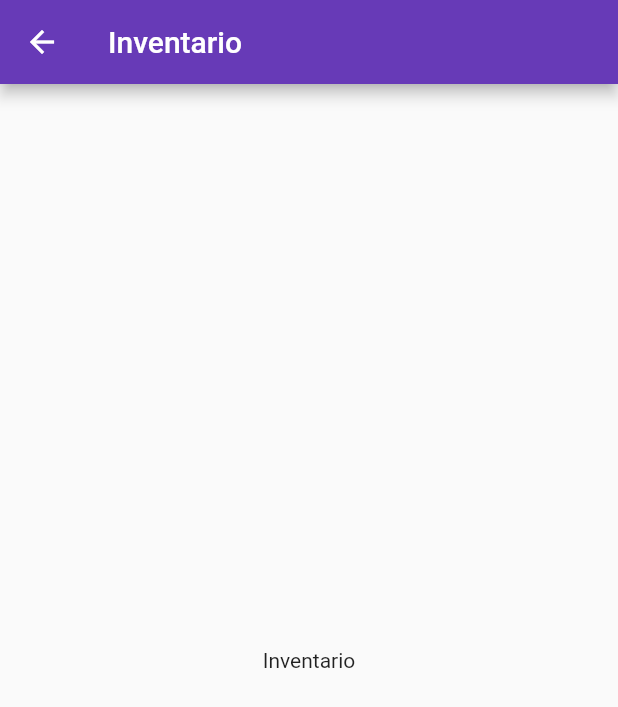
After one commit to Chucklagos/worship_planning_mobile_app, a Flutter app: the Inventario screen opened directly, on a phone screen of 412 x 824 dp. The commit adds this screen. Shown: the top 707 px of the screen. Run offline on Flutter 3.47's test engine with Material 2 defaults, Android fonts, the phone set to English and light mode, and no system bars.

Commit message:
feat: navigation

```diff
--- /dev/null
+++ b/lib/inventario.dart
@@ -0,0 +1,15 @@
+import 'package:flutter/material.dart';
+
+class Inventario extends StatelessWidget {
+  @override
+  Widget build(BuildContext context) {
+    return Scaffold(
+      appBar: AppBar(
+        title: Text('Inventario'),
+      ),
+      body: Center(
+        child: Text('Inventario'),
+      ),
+    );
+  }
+}
```
Also changed, not shown: lib/documentos.dart (added, +15 -0 lines), lib/eventos.dart (added, +15 -0 lines), lib/membresia.dart (added, +15 -0 lines), lib/src/drawer.dart (+32 -6 lines), lib/tesoreria.dart (added, +15 -0 lines).
